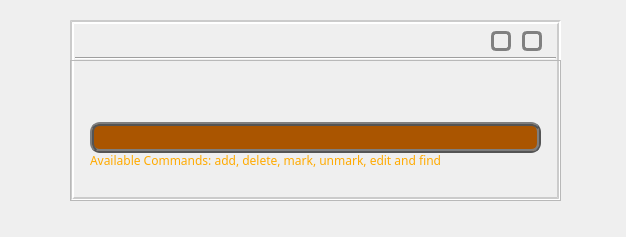
Before: the Qt Designer form SeamPLE/SeampleView.ui in Riandy/cs2103aug12-f09-1c, drawn with Qt 5.
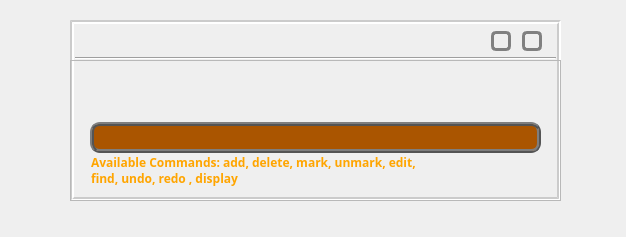
After: the same form once the commit is applied. Icons and pictures are not drawn. Custom widgets are drawn as their Qt base class.

Commit message: Gui Update - Added Today's view code. Implemented for only initial call            - Fixed size of interface so that text label size is increased

The edit to the form file:
```diff
--- a/SeamPLE/SeampleView.ui
+++ b/SeamPLE/SeampleView.ui
@@ -229,19 +229,19 @@
      <widget class="QLabel" name="label">
       <property name="geometry">
        <rect>
-        <x>20</x>
-        <y>92</y>
+        <x>21</x>
+        <y>94</y>
         <width>451</width>
         <height>41</height>
        </rect>
       </property>
       <property name="font">
        <font>
-        <family>Gill Sans Ultra Bold Condensed</family>
+        <family>MS Shell Dlg 2</family>
         <pointsize>9</pointsize>
-        <weight>50</weight>
-        <italic>true</italic>
-        <bold>false</bold>
+        <weight>75</weight>
+        <italic>false</italic>
+        <bold>true</bold>
        </font>
       </property>
       <property name="styleSheet">
@@ -251,11 +251,7 @@
 }</string>
       </property>
       <property name="text">
-       <string>&lt;!DOCTYPE HTML PUBLIC &quot;-//W3C//DTD HTML 4.0//EN&quot; &quot;http://www.w3.org/TR/REC-html40/strict.dtd&quot;&gt;
-&lt;html&gt;&lt;head&gt;&lt;meta name=&quot;qrichtext&quot; content=&quot;1&quot; /&gt;&lt;style type=&quot;text/css&quot;&gt;
-p, li { white-space: pre-wrap; }
-&lt;/style&gt;&lt;/head&gt;&lt;body style=&quot; font-family:'MV Boli'; font-size:9pt; font-weight:400; font-style:normal;&quot;&gt;
-&lt;p style=&quot; margin-top:0px; margin-bottom:0px; margin-left:0px; margin-right:0px; -qt-block-indent:0; text-indent:0px;&quot;&gt;&lt;span style=&quot; color:#ffaa00;&quot;&gt;Available Commands: add, delete, mark, unmark, edit and find&lt;/span&gt;&lt;/p&gt;&lt;/body&gt;&lt;/html&gt;</string>
+       <string>&lt;font size=3 face=&quot;Gill Sans Ultra Bold Condensed&quot; color = &quot;orange&quot;&gt;Available Commands: add, delete, mark, unmark, edit,&lt;br&gt; find, undo, redo , display &lt;/font&gt;</string>
       </property>
       <property name="alignment">
        <set>Qt::AlignLeading|Qt::AlignLeft|Qt::AlignTop</set>
```
The commit also changes 12 other files.
